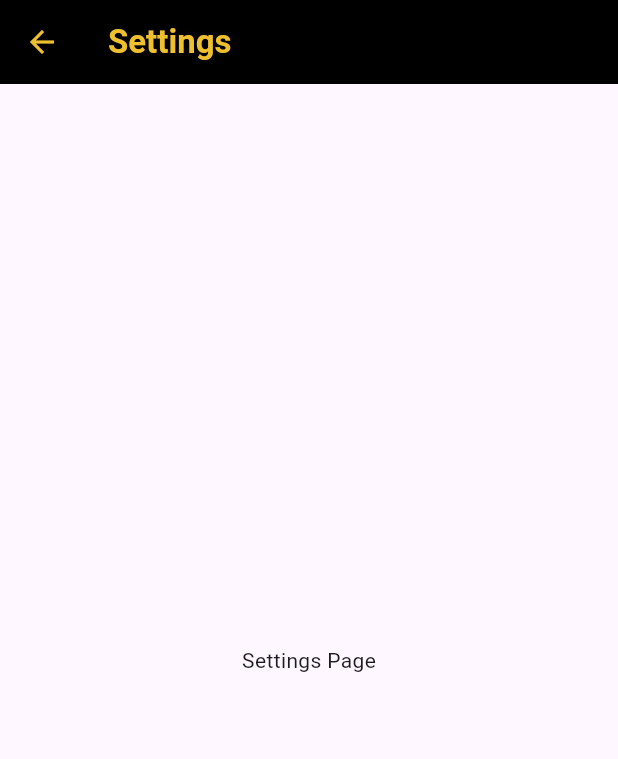
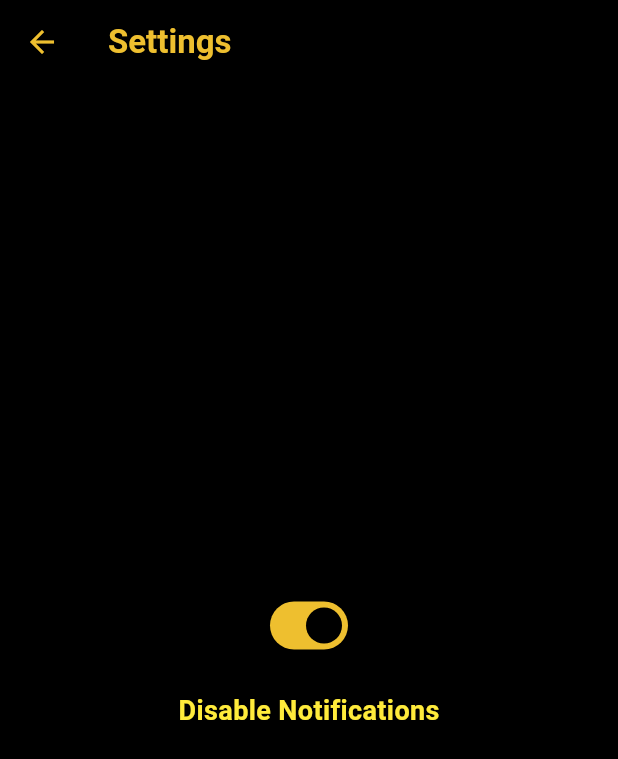
Before and after one commit to diegobussu/star_wars, a Flutter app: the screen it shows after launch, after a tap on the "settings" icon, on a phone screen of 412 x 824 dp. Shown: the top 759 px of the screen. Run offline on Flutter 3.47's test engine with Material 3 defaults, Android fonts, the phone set to English and light mode, and no system bars; our stand-ins replace flutter_local_notifications; network calls fail.

Commit message:
:pencil: Add turn on/off notif on settings

```diff
--- a/lib/notification_manager.dart
+++ b/lib/notification_manager.dart
@@ -4,8 +4,8 @@ import 'package:flutter_local_notifications/flutter_local_notifications.dart';
 
 class NotificationManager {
   static FlutterLocalNotificationsPlugin? _flutterLocalNotificationsPlugin;
+  static Timer? _notificationTimer; // Timer pour les notifications périodiques
 
-  // Liste des citations de Star Wars
   static List<String> starWarsQuotes = [
     "Que la Force soit avec toi. - Obi-Wan Kenobi",
     "La Force sera toujours avec toi. - Obi-Wan Kenobi",
@@ -16,50 +16,37 @@ class NotificationManager {
     "C'est un piège! - Amiral Ackbar"
   ];
 
-  // Initialisation du plugin de notifications locales
   static void initialize() {
     _flutterLocalNotificationsPlugin = FlutterLocalNotificationsPlugin();
-
-    // Paramètres d'initialisation spécifiques à iOS
     const IOSInitializationSettings initializationSettingsIOS =
         IOSInitializationSettings(
       requestAlertPermission: true,
       requestBadgePermission: true,
       requestSoundPermission: true,
     );
-
     final InitializationSettings initializationSettings =
         InitializationSettings(
       iOS: initializationSettingsIOS,
     );
-
-    // Initialisation du plugin avec les paramètres
     _flutterLocalNotificationsPlugin!.initialize(initializationSettings);
   }
 
-  // Démarrage des notifications périodiques
   static void startPeriodicNotifications() {
-    print('Démarrage des notifications périodiques...');
-
-    // Détails spécifiques à iOS pour les notifications
+    print('Démarrage des notifications périodiques.');
     const IOSNotificationDetails iosPlatformChannelSpecifics =
         IOSNotificationDetails(
       presentAlert: true,
       presentBadge: true,
       presentSound: true,
     );
-
     const NotificationDetails platformChannelSpecifics = NotificationDetails(
       iOS: iosPlatformChannelSpecifics,
     );
 
-    // Envoi d'une notification toutes les 5 secondes
-    Timer.periodic(const Duration(seconds: 5), (timer) {
-      print('Envoi d\'une notification périodique...');
-      // Sélection d'une citation aléatoire de Star Wars
+    _notificationTimer = Timer.periodic(const Duration(seconds: 5), (timer) {
+      print('Envoi d\'une notification périodique.');
       String randomQuote = _getRandomStarWarsQuote();
 
-      // Affichage de la notification
       _flutterLocalNotificationsPlugin!.show(
         0,
         'Citation Star Wars',
@@ -69,7 +56,11 @@ class NotificationManager {
     });
   }
 
-  // Fonction privée pour obtenir une citation aléatoire de Star Wars
+  static void stopPeriodicNotifications() {
+    print('Arrêt des notifications.');
+    _notificationTimer?.cancel();
+  }
+
   static String _getRandomStarWarsQuote() {
     Random random = Random();
     int index = random.nextInt(starWarsQuotes.length);
--- a/lib/screens/settings.dart
+++ b/lib/screens/settings.dart
@@ -1,10 +1,22 @@
 import 'package:flutter/material.dart';
+import 'package:flutter/widgets.dart';
+import '../notification_manager.dart';
 
-class SettingsPage extends StatelessWidget {
+class SettingsPage extends StatefulWidget {
   const SettingsPage({Key? key}) : super(key: key);
 
   @override
+  _SettingsPageState createState() => _SettingsPageState();
+}
+
+class _SettingsPageState extends State<SettingsPage> {
+  bool notificationsEnabled = true;
+
+  @override
   Widget build(BuildContext context) {
+    String buttonText =
+        notificationsEnabled ? 'Disable Notifications' : 'Enable Notifications';
+
     return Scaffold(
       appBar: AppBar(
         title: const Text(
@@ -15,10 +27,59 @@ class SettingsPage extends StatelessWidget {
           ),
         ),
         backgroundColor: Colors.black,
-          iconTheme:
-              const IconThemeData(color: Color.fromRGBO(238, 191, 47, 1))),
+        iconTheme: const IconThemeData(color: Color.fromRGBO(238, 191, 47, 1)),
+      ),
+      backgroundColor: Colors.black,
       body: Center(
-        child: const Text('Settings Page'),
+        child: Column(
+          mainAxisAlignment: MainAxisAlignment.center,
+          children: <Widget>[
+            Switch(
+              value: notificationsEnabled,
+              onChanged: (value) {
+                setState(() {
+                  notificationsEnabled = value;
+                  buttonText = notificationsEnabled
+                      ? 'Disable Notifications'
+                      : 'Enable Notifications';
+                });
+                if (notificationsEnabled) {
+                  NotificationManager.startPeriodicNotifications();
+                } else {
+                  NotificationManager.stopPeriodicNotifications();
+                }
+              },
+              activeTrackColor: const Color.fromRGBO(238, 191, 47, 1),
+              activeColor: Colors.black,
+              inactiveTrackColor: Colors.black,
+              inactiveThumbColor: Color.fromRGBO(238, 191, 47, 1),
+            ),
+            const SizedBox(height: 20),
+            GestureDetector(
+              onTap: () {
+                setState(() {
+                  notificationsEnabled = !notificationsEnabled;
+                  buttonText = notificationsEnabled
+                      ? 'Disable Notifications'
+                      : 'Enable Notifications';
+                });
+                if (notificationsEnabled) {
+                  NotificationManager.startPeriodicNotifications();
+                } else {
+                  NotificationManager.stopPeriodicNotifications();
+                }
+              },
+              child: Text(
+                buttonText,
+                style: const TextStyle(
+                  color: Colors.yellow, // Couleur du texte en jaune
+                  fontSize: 18,
+                  fontWeight: FontWeight.bold,
+                ),
+              ),
+            ),
+          ],
+        ),
       ),
     );
   }
```
Lines whose indentation alone changed are shown as unchanged.
